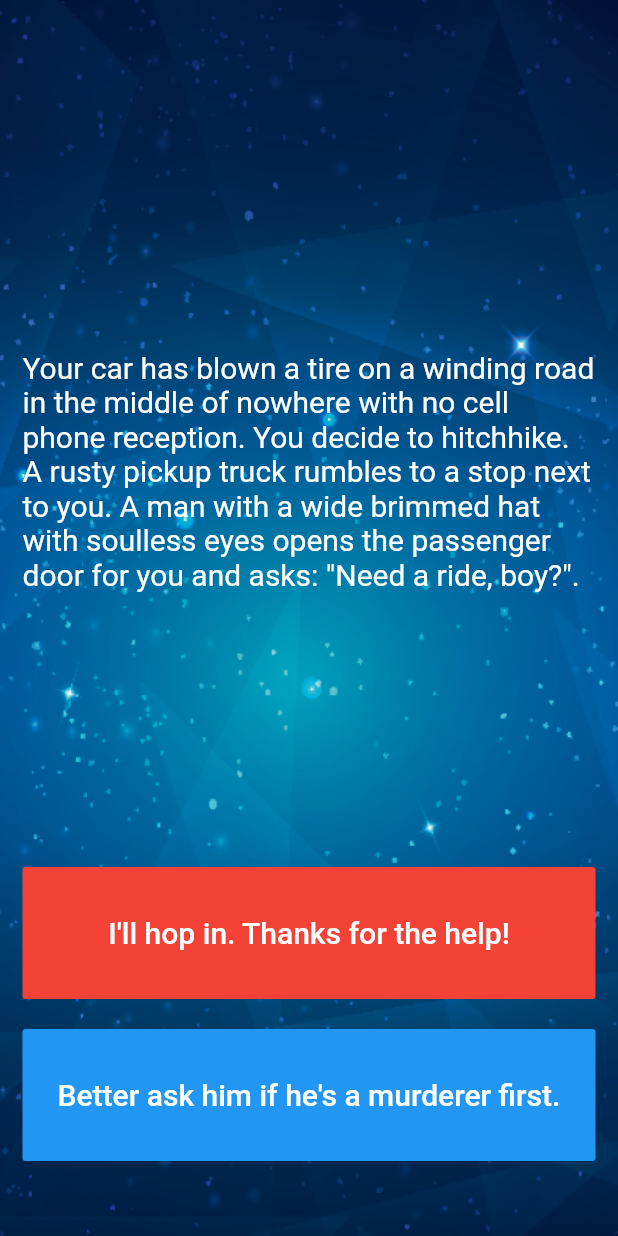
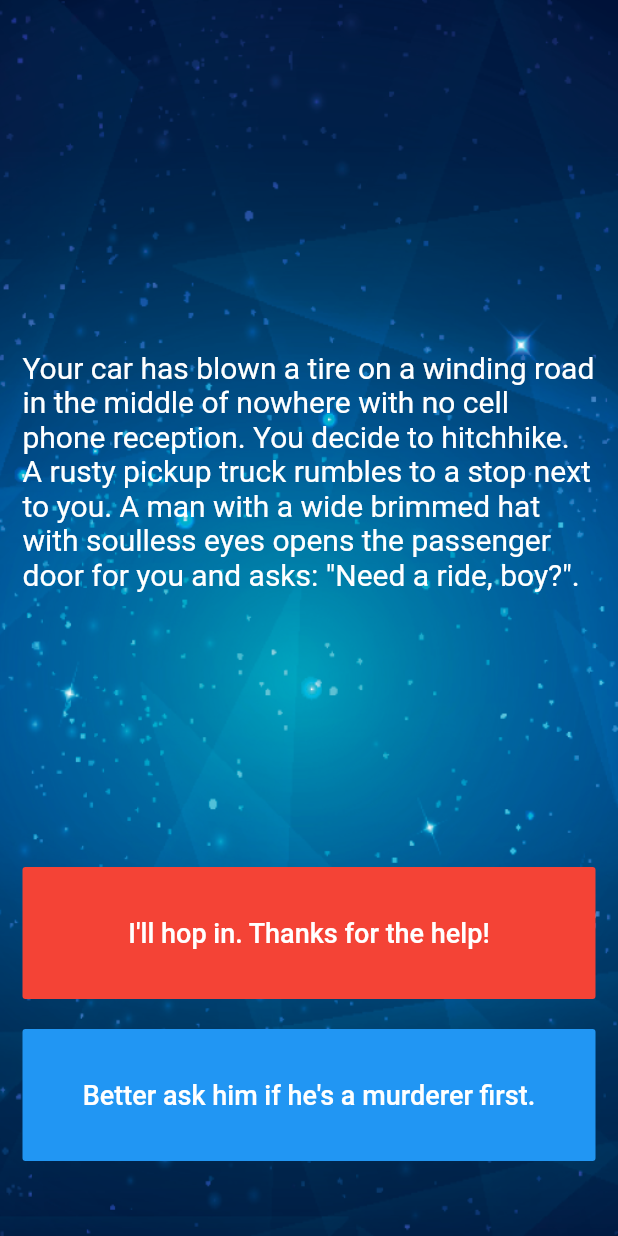
Before and after one commit to hoenkava/StoryGame, a Flutter app: the screen it shows after launch, on a phone screen of 412 x 824 dp. Run offline on Flutter 3.47's test engine with Material 2 defaults, Android fonts, the phone set to English and light mode, and no system bars.

Commit message:
Update main.dart

```diff
--- a/lib/main.dart
+++ b/lib/main.dart
@@ -34,7 +34,7 @@ class _StoryPageState extends State<StoryPage> {
           ),
         ),
         padding: EdgeInsets.symmetric(vertical: 50, horizontal: 15),
-        //constraints: BoxConstraints.expand(),
+        constraints: BoxConstraints.expand(),
         child: SafeArea(
             child: Column(
           crossAxisAlignment: CrossAxisAlignment.stretch,
@@ -64,7 +64,7 @@ class _StoryPageState extends State<StoryPage> {
                   child: Text(
                     ob.getChoice1(),
                     style: TextStyle(
-                      fontSize: 20,
+                      fontSize: 18,
                     ),
                   ),
                 ),
@@ -85,7 +85,7 @@ class _StoryPageState extends State<StoryPage> {
                 child: Text(
                   ob.getChoice2(),
                   style: TextStyle(
-                    fontSize: 20,
+                    fontSize: 18,
                   ),
                 ),
               ),
```
